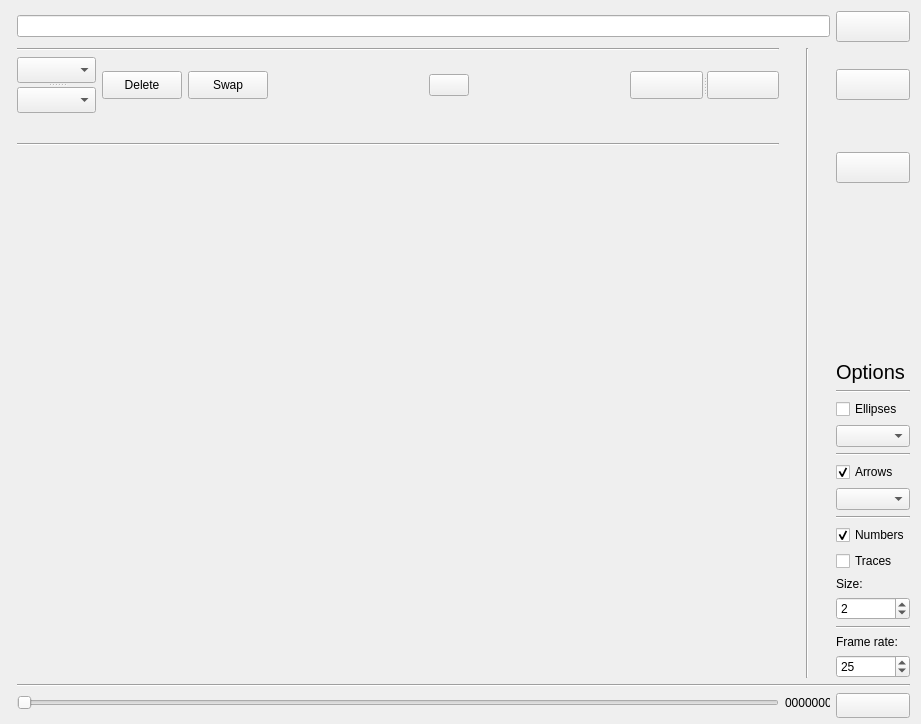
First picture: the form in src/replay.ui, repository FastTrackOrg/FastTrack, before the edit.
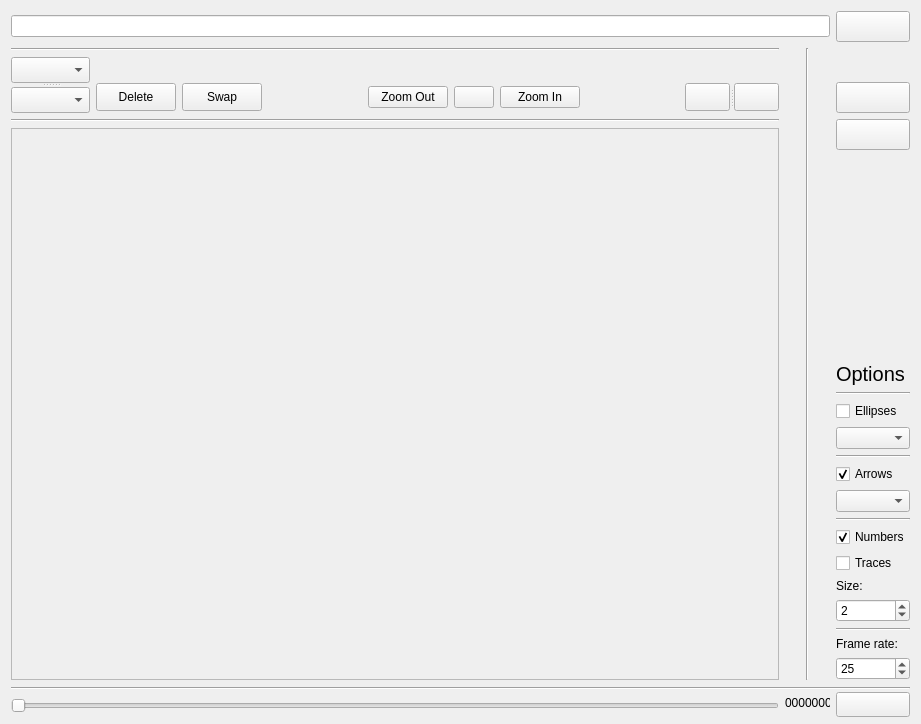
Second picture: the form after the edit.

Commit message: [feat] replay: add zoom

```diff
--- a/src/replay.ui
+++ b/src/replay.ui
@@ -13,98 +13,27 @@
   <property name="windowTitle">
    <string>Replay</string>
   </property>
-  <layout class="QGridLayout" name="gridLayout">
-   <item row="7" column="1" colspan="7">
-    <widget class="Line" name="line_4">
-     <property name="orientation">
-      <enum>Qt::Horizontal</enum>
+  <layout class="QGridLayout" name="gridLayout_2">
+   <item row="0" column="0" colspan="10">
+    <widget class="QLineEdit" name="replayPath">
+     <property name="dragEnabled">
+      <bool>true</bool>
      </property>
-    </widget>
-   </item>
-   <item row="22" column="9">
-    <widget class="Line" name="line_11">
-     <property name="orientation">
-      <enum>Qt::Horizontal</enum>
-     </property>
-    </widget>
-   </item>
-   <item row="23" column="9">
-    <widget class="QLabel" name="label_2">
-     <property name="text">
-      <string>Frame rate:</string>
-     </property>
-    </widget>
-   </item>
-   <item row="26" column="1" colspan="7">
-    <widget class="QSlider" name="replaySlider">
-     <property name="orientation">
-      <enum>Qt::Horizontal</enum>
-     </property>
-     <property name="invertedAppearance">
+     <property name="readOnly">
       <bool>false</bool>
      </property>
-     <property name="invertedControls">
-      <bool>false</bool>
-     </property>
     </widget>
    </item>
-   <item row="25" column="1" colspan="9">
-    <widget class="Line" name="line_2">
-     <property name="orientation">
-      <enum>Qt::Horizontal</enum>
-     </property>
-    </widget>
-   </item>
-   <item row="26" column="9">
-    <widget class="QPushButton" name="playReplay">
+   <item row="0" column="10">
+    <widget class="QPushButton" name="replayOpen">
      <property name="sizePolicy">
-      <sizepolicy hsizetype="Ignored" vsizetype="Ignored">
+      <sizepolicy hsizetype="Minimum" vsizetype="Fixed">
        <horstretch>0</horstretch>
        <verstretch>0</verstretch>
       </sizepolicy>
      </property>
      <property name="minimumSize">
       <size>
-       <width>0</width>
-       <height>25</height>
-      </size>
-     </property>
-     <property name="maximumSize">
-      <size>
-       <width>79</width>
-       <height>25</height>
-      </size>
-     </property>
-     <property name="text">
-      <string/>
-     </property>
-     <property name="iconSize">
-      <size>
-       <width>16</width>
-       <height>16</height>
-      </size>
-     </property>
-     <property name="shortcut">
-      <string>Space</string>
-     </property>
-     <property name="checkable">
-      <bool>true</bool>
-     </property>
-     <property name="checked">
-      <bool>false</bool>
-     </property>
-     <property name="autoRepeatDelay">
-      <number>40</number>
-     </property>
-     <property name="autoRepeatInterval">
-      <number>40</number>
-     </property>
-    </widget>
-   </item>
-   <item row="8" column="9">
-    <widget class="QPushButton" name="replaySave">
-     <property name="minimumSize">
-      <size>
        <width>61</width>
        <height>31</height>
       </size>
@@ -112,32 +41,19 @@
      <property name="text">
       <string/>
      </property>
-    </widget>
-   </item>
-   <item row="2" column="5">
-    <widget class="QPushButton" name="replayHelp">
-     <property name="text">
-      <string/>
-     </property>
      <property name="shortcut">
-      <string>H</string>
+      <string>O</string>
      </property>
     </widget>
    </item>
-   <item row="2" column="6">
-    <spacer name="horizontalSpacer_2">
+   <item row="1" column="0" colspan="9">
+    <widget class="Line" name="line_9">
      <property name="orientation">
       <enum>Qt::Horizontal</enum>
      </property>
-     <property name="sizeHint" stdset="0">
-      <size>
-       <width>18</width>
-       <height>20</height>
-      </size>
-     </property>
-    </spacer>
+    </widget>
    </item>
-   <item row="1" column="8" rowspan="24">
+   <item row="1" column="9" rowspan="21">
     <widget class="Line" name="line">
      <property name="sizePolicy">
       <sizepolicy hsizetype="Preferred" vsizetype="Expanding">
@@ -150,56 +66,156 @@
      </property>
     </widget>
    </item>
-   <item row="26" column="8">
-    <widget class="QLabel" name="replayNumber">
-     <property name="minimumSize">
+   <item row="2" column="0" rowspan="2">
+    <widget class="QSplitter" name="splitter_2">
+     <property name="orientation">
+      <enum>Qt::Vertical</enum>
+     </property>
+     <widget class="QComboBox" name="object1Replay">
+      <property name="minimumSize">
+       <size>
+        <width>79</width>
+        <height>26</height>
+       </size>
+      </property>
+      <property name="maximumSize">
+       <size>
+        <width>79</width>
+        <height>26</height>
+       </size>
+      </property>
+     </widget>
+     <widget class="QComboBox" name="object2Replay">
+      <property name="minimumSize">
+       <size>
+        <width>79</width>
+        <height>26</height>
+       </size>
+      </property>
+      <property name="maximumSize">
+       <size>
+        <width>79</width>
+        <height>26</height>
+       </size>
+      </property>
+     </widget>
+    </widget>
+   </item>
+   <item row="2" column="3" rowspan="2">
+    <spacer name="horizontalSpacer">
+     <property name="orientation">
+      <enum>Qt::Horizontal</enum>
+     </property>
+     <property name="sizeHint" stdset="0">
       <size>
-       <width>45</width>
+       <width>16</width>
        <height>20</height>
       </size>
      </property>
+    </spacer>
+   </item>
+   <item row="2" column="7" rowspan="2">
+    <spacer name="horizontalSpacer_2">
+     <property name="orientation">
+      <enum>Qt::Horizontal</enum>
+     </property>
+     <property name="sizeHint" stdset="0">
+      <size>
+       <width>18</width>
+       <height>20</height>
+      </size>
+     </property>
+    </spacer>
+   </item>
+   <item row="3" column="1">
+    <widget class="QPushButton" name="deleteData">
      <property name="maximumSize">
       <size>
-       <width>45</width>
-       <height>16777215</height>
+       <width>80</width>
+       <height>28</height>
       </size>
      </property>
      <property name="text">
-      <string>0000000</string>
+      <string>Delete</string>
      </property>
     </widget>
    </item>
-   <item row="20" column="9">
-    <widget class="QLabel" name="label">
+   <item row="3" column="2">
+    <widget class="QPushButton" name="swapReplay">
+     <property name="maximumSize">
+      <size>
+       <width>80</width>
+       <height>28</height>
+      </size>
+     </property>
      <property name="text">
-      <string>Size:</string>
+      <string>Swap</string>
      </property>
+     <property name="shortcut">
+      <string>Return</string>
+     </property>
     </widget>
    </item>
-   <item row="16" column="9">
-    <widget class="QComboBox" name="arrowBox">
-     <property name="sizePolicy">
-      <sizepolicy hsizetype="Minimum" vsizetype="Fixed">
-       <horstretch>0</horstretch>
-       <verstretch>0</verstretch>
-      </sizepolicy>
+   <item row="3" column="4">
+    <widget class="QPushButton" name="zoomOut">
+     <property name="text">
+      <string>Zoom Out</string>
      </property>
     </widget>
    </item>
-   <item row="21" column="9">
-    <widget class="QSpinBox" name="replaySize">
-     <property name="minimum">
-      <number>1</number>
+   <item row="3" column="5">
+    <widget class="QPushButton" name="replayHelp">
+     <property name="text">
+      <string/>
      </property>
-     <property name="maximum">
-      <number>150</number>
+     <property name="shortcut">
+      <string>H</string>
      </property>
-     <property name="value">
-      <number>2</number>
+    </widget>
+   </item>
+   <item row="3" column="6">
+    <widget class="QPushButton" name="zoomIn">
+     <property name="text">
+      <string>Zoom In</string>
      </property>
     </widget>
    </item>
-   <item row="2" column="9">
+   <item row="3" column="8">
+    <widget class="QSplitter" name="splitter">
+     <property name="orientation">
+      <enum>Qt::Horizontal</enum>
+     </property>
+     <widget class="QPushButton" name="replayPrevious">
+      <property name="maximumSize">
+       <size>
+        <width>78</width>
+        <height>28</height>
+       </size>
+      </property>
+      <property name="text">
+       <string/>
+      </property>
+      <property name="shortcut">
+       <string>S</string>
+      </property>
+     </widget>
+     <widget class="QPushButton" name="replayNext">
+      <property name="maximumSize">
+       <size>
+        <width>78</width>
+        <height>28</height>
+       </size>
+      </property>
+      <property name="text">
+       <string/>
+      </property>
+      <property name="shortcut">
+       <string>Z</string>
+      </property>
+     </widget>
+    </widget>
+   </item>
+   <item row="3" column="10">
     <widget class="QPushButton" name="replayRefresh">
      <property name="sizePolicy">
       <sizepolicy hsizetype="Minimum" vsizetype="Fixed">
@@ -218,36 +234,75 @@
      </property>
     </widget>
    </item>
-   <item row="24" column="9">
-    <widget class="QSpinBox" name="replayFps">
-     <property name="minimum">
-      <number>1</number>
-     </property>
-     <property name="maximum">
-      <number>1000</number>
-     </property>
-     <property name="value">
-      <number>25</number>
+   <item row="4" column="0" colspan="9">
+    <widget class="Line" name="line_4">
+     <property name="orientation">
+      <enum>Qt::Horizontal</enum>
      </property>
     </widget>
    </item>
-   <item row="8" column="1" rowspan="17" colspan="7">
-    <widget class="QLabel" name="replayDisplay">
-     <property name="sizePolicy">
-      <sizepolicy hsizetype="Ignored" vsizetype="Ignored">
-       <horstretch>0</horstretch>
-       <verstretch>0</verstretch>
-      </sizepolicy>
+   <item row="4" column="10" rowspan="2">
+    <widget class="QPushButton" name="replaySave">
+     <property name="minimumSize">
+      <size>
+       <width>61</width>
+       <height>31</height>
+      </size>
      </property>
      <property name="text">
       <string/>
      </property>
-     <property name="alignment">
-      <set>Qt::AlignCenter</set>
+    </widget>
+   </item>
+   <item row="5" column="0" rowspan="17" colspan="9">
+    <widget class="QScrollArea" name="scrollArea">
+     <property name="widgetResizable">
+      <bool>true</bool>
      </property>
+     <widget class="QWidget" name="scrollAreaWidgetContents_3">
+      <property name="geometry">
+       <rect>
+        <x>0</x>
+        <y>0</y>
+        <width>762</width>
+        <height>554</height>
+       </rect>
+      </property>
+      <layout class="QGridLayout" name="gridLayout">
+       <item row="0" column="0">
+        <widget class="QLabel" name="replayDisplay">
+         <property name="sizePolicy">
+          <sizepolicy hsizetype="Ignored" vsizetype="Ignored">
+           <horstretch>0</horstretch>
+           <verstretch>0</verstretch>
+          </sizepolicy>
+         </property>
+         <property name="text">
+          <string/>
+         </property>
+         <property name="alignment">
+          <set>Qt::AlignCenter</set>
+         </property>
+        </widget>
+       </item>
+      </layout>
+     </widget>
     </widget>
    </item>
-   <item row="10" column="9">
+   <item row="6" column="10">
+    <spacer name="verticalSpacer">
+     <property name="orientation">
+      <enum>Qt::Vertical</enum>
+     </property>
+     <property name="sizeHint" stdset="0">
+      <size>
+       <width>20</width>
+       <height>2</height>
+      </size>
+     </property>
+    </spacer>
+   </item>
+   <item row="7" column="10">
     <widget class="QLabel" name="label_3">
      <property name="sizePolicy">
       <sizepolicy hsizetype="Minimum" vsizetype="Fixed">
@@ -268,20 +323,38 @@
      </property>
     </widget>
    </item>
-   <item row="2" column="4">
-    <spacer name="horizontalSpacer">
+   <item row="8" column="10">
+    <widget class="Line" name="line_10">
      <property name="orientation">
       <enum>Qt::Horizontal</enum>
      </property>
-     <property name="sizeHint" stdset="0">
-      <size>
-       <width>16</width>
-       <height>20</height>
-      </size>
+    </widget>
+   </item>
+   <item row="9" column="10">
+    <widget class="QCheckBox" name="replayEllipses">
+     <property name="text">
+      <string>Ellipses</string>
      </property>
-    </spacer>
+    </widget>
    </item>
-   <item row="15" column="9">
+   <item row="10" column="10">
+    <widget class="QComboBox" name="ellipseBox">
+     <property name="sizePolicy">
+      <sizepolicy hsizetype="Minimum" vsizetype="Fixed">
+       <horstretch>0</horstretch>
+       <verstretch>0</verstretch>
+      </sizepolicy>
+     </property>
+    </widget>
+   </item>
+   <item row="11" column="10">
+    <widget class="Line" name="line_7">
+     <property name="orientation">
+      <enum>Qt::Horizontal</enum>
+     </property>
+    </widget>
+   </item>
+   <item row="12" column="10">
     <widget class="QCheckBox" name="replayArrows">
      <property name="text">
       <string>Arrows</string>
@@ -291,8 +364,8 @@
      </property>
     </widget>
    </item>
-   <item row="13" column="9">
-    <widget class="QComboBox" name="ellipseBox">
+   <item row="13" column="10">
+    <widget class="QComboBox" name="arrowBox">
      <property name="sizePolicy">
       <sizepolicy hsizetype="Minimum" vsizetype="Fixed">
        <horstretch>0</horstretch>
@@ -301,132 +374,14 @@
      </property>
     </widget>
    </item>
-   <item row="2" column="2">
-    <widget class="QPushButton" name="deleteData">
-     <property name="maximumSize">
-      <size>
-       <width>80</width>
-       <height>28</height>
-      </size>
-     </property>
-     <property name="text">
-      <string>Delete</string>
-     </property>
-    </widget>
-   </item>
-   <item row="9" column="9">
-    <spacer name="verticalSpacer">
+   <item row="14" column="10">
+    <widget class="Line" name="line_8">
      <property name="orientation">
-      <enum>Qt::Vertical</enum>
-     </property>
-     <property name="sizeHint" stdset="0">
-      <size>
-       <width>20</width>
-       <height>2</height>
-      </size>
-     </property>
-    </spacer>
-   </item>
-   <item row="2" column="1">
-    <widget class="QSplitter" name="splitter_2">
-     <property name="orientation">
-      <enum>Qt::Vertical</enum>
-     </property>
-     <widget class="QComboBox" name="object1Replay">
-      <property name="minimumSize">
-       <size>
-        <width>79</width>
-        <height>26</height>
-       </size>
-      </property>
-      <property name="maximumSize">
-       <size>
-        <width>79</width>
-        <height>26</height>
-       </size>
-      </property>
-     </widget>
-     <widget class="QComboBox" name="object2Replay">
-      <property name="minimumSize">
-       <size>
-        <width>79</width>
-        <height>26</height>
-       </size>
-      </property>
-      <property name="maximumSize">
-       <size>
-        <width>79</width>
-        <height>26</height>
-       </size>
-      </property>
-     </widget>
-    </widget>
-   </item>
-   <item row="2" column="7">
-    <widget class="QSplitter" name="splitter">
-     <property name="orientation">
       <enum>Qt::Horizontal</enum>
      </property>
-     <widget class="QPushButton" name="replayPrevious">
-      <property name="maximumSize">
-       <size>
-        <width>78</width>
-        <height>28</height>
-       </size>
-      </property>
-      <property name="text">
-       <string/>
-      </property>
-      <property name="shortcut">
-       <string>S</string>
-      </property>
-     </widget>
-     <widget class="QPushButton" name="replayNext">
-      <property name="maximumSize">
-       <size>
-        <width>78</width>
-        <height>28</height>
-       </size>
-      </property>
-      <property name="text">
-       <string/>
-      </property>
-      <property name="shortcut">
-       <string>Z</string>
-      </property>
-     </widget>
     </widget>
    </item>
-   <item row="8" column="0">
-    <widget class="Line" name="line_3">
-     <property name="orientation">
-      <enum>Qt::Horizontal</enum>
-     </property>
-    </widget>
-   </item>
-   <item row="0" column="9">
-    <widget class="QPushButton" name="replayOpen">
-     <property name="sizePolicy">
-      <sizepolicy hsizetype="Minimum" vsizetype="Fixed">
-       <horstretch>0</horstretch>
-       <verstretch>0</verstretch>
-      </sizepolicy>
-     </property>
-     <property name="minimumSize">
-      <size>
-       <width>61</width>
-       <height>31</height>
-      </size>
-     </property>
-     <property name="text">
-      <string/>
-     </property>
-     <property name="shortcut">
-      <string>O</string>
-     </property>
-    </widget>
-   </item>
-   <item row="18" column="9">
+   <item row="15" column="10">
     <widget class="QCheckBox" name="replayNumbers">
      <property name="text">
       <string>Numbers</string>
@@ -436,71 +391,142 @@
      </property>
     </widget>
    </item>
-   <item row="14" column="9">
-    <widget class="Line" name="line_7">
-     <property name="orientation">
-      <enum>Qt::Horizontal</enum>
-     </property>
-    </widget>
-   </item>
-   <item row="12" column="9">
-    <widget class="QCheckBox" name="replayEllipses">
-     <property name="text">
-      <string>Ellipses</string>
-     </property>
-    </widget>
-   </item>
-   <item row="17" column="9">
-    <widget class="Line" name="line_8">
-     <property name="orientation">
-      <enum>Qt::Horizontal</enum>
-     </property>
-    </widget>
-   </item>
-   <item row="1" column="1" colspan="7">
-    <widget class="Line" name="line_9">
-     <property name="orientation">
-      <enum>Qt::Horizontal</enum>
-     </property>
-    </widget>
-   </item>
-   <item row="11" column="9">
-    <widget class="Line" name="line_10">
-     <property name="orientation">
-      <enum>Qt::Horizontal</enum>
-     </property>
-    </widget>
-   </item>
-   <item row="19" column="9">
+   <item row="16" column="10">
     <widget class="QCheckBox" name="replayTrace">
      <property name="text">
       <string>Traces</string>
      </property>
     </widget>
    </item>
-   <item row="0" column="1" colspan="8">
-    <widget class="QLineEdit" name="replayPath">
-     <property name="dragEnabled">
-      <bool>true</bool>
+   <item row="17" column="10">
+    <widget class="QLabel" name="label">
+     <property name="text">
+      <string>Size:</string>
      </property>
-     <property name="readOnly">
-      <bool>false</bool>
+    </widget>
+   </item>
+   <item row="18" column="10">
+    <widget class="QSpinBox" name="replaySize">
+     <property name="minimum">
+      <number>1</number>
      </property>
+     <property name="maximum">
+      <number>150</number>
+     </property>
+     <property name="value">
+      <number>2</number>
+     </property>
     </widget>
    </item>
-   <item row="2" column="3">
-    <widget class="QPushButton" name="swapReplay">
+   <item row="19" column="10">
+    <widget class="Line" name="line_11">
+     <property name="orientation">
+      <enum>Qt::Horizontal</enum>
+     </property>
+    </widget>
+   </item>
+   <item row="20" column="10">
+    <widget class="QLabel" name="label_2">
+     <property name="text">
+      <string>Frame rate:</string>
+     </property>
+    </widget>
+   </item>
+   <item row="21" column="10">
+    <widget class="QSpinBox" name="replayFps">
+     <property name="minimum">
+      <number>1</number>
+     </property>
+     <property name="maximum">
+      <number>1000</number>
+     </property>
+     <property name="value">
+      <number>25</number>
+     </property>
+    </widget>
+   </item>
+   <item row="22" column="0" rowspan="2" colspan="11">
+    <widget class="Line" name="line_2">
+     <property name="orientation">
+      <enum>Qt::Horizontal</enum>
+     </property>
+    </widget>
+   </item>
+   <item row="23" column="9" rowspan="2">
+    <widget class="QLabel" name="replayNumber">
+     <property name="minimumSize">
+      <size>
+       <width>45</width>
+       <height>20</height>
+      </size>
+     </property>
      <property name="maximumSize">
       <size>
-       <width>80</width>
-       <height>28</height>
+       <width>45</width>
+       <height>16777215</height>
       </size>
      </property>
      <property name="text">
-      <string>Swap</string>
+      <string>0000000</string>
+     </property>
+    </widget>
+   </item>
+   <item row="23" column="10" rowspan="2">
+    <widget class="QPushButton" name="playReplay">
+     <property name="sizePolicy">
+      <sizepolicy hsizetype="Ignored" vsizetype="Ignored">
+       <horstretch>0</horstretch>
+       <verstretch>0</verstretch>
+      </sizepolicy>
+     </property>
+     <property name="minimumSize">
+      <size>
+       <width>0</width>
+       <height>25</height>
+      </size>
+     </property>
+     <property name="maximumSize">
+      <size>
+       <width>79</width>
+       <height>25</height>
+      </size>
+     </property>
+     <property name="text">
+      <string/>
+     </property>
+     <property name="iconSize">
+      <size>
+       <width>16</width>
+       <height>16</height>
+      </size>
      </property>
      <property name="shortcut">
-      <string>Return</string>
+      <string>Space</string>
+     </property>
+     <property name="checkable">
+      <bool>true</bool>
+     </property>
+     <property name="checked">
+      <bool>false</bool>
+     </property>
+     <property name="autoRepeatDelay">
+      <number>40</number>
+     </property>
+     <property name="autoRepeatInterval">
+      <number>40</number>
+     </property>
+    </widget>
+   </item>
+   <item row="24" column="0" colspan="9">
+    <widget class="QSlider" name="replaySlider">
+     <property name="orientation">
+      <enum>Qt::Horizontal</enum>
+     </property>
+     <property name="invertedAppearance">
+      <bool>false</bool>
+     </property>
+     <property name="invertedControls">
+      <bool>false</bool>
      </property>
     </widget>
    </item>
```
The commit also changes 2 other files.
